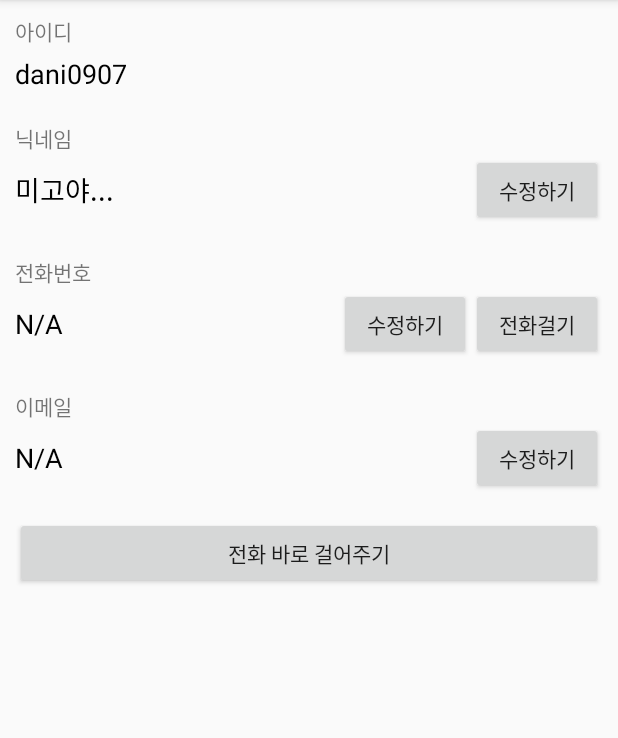
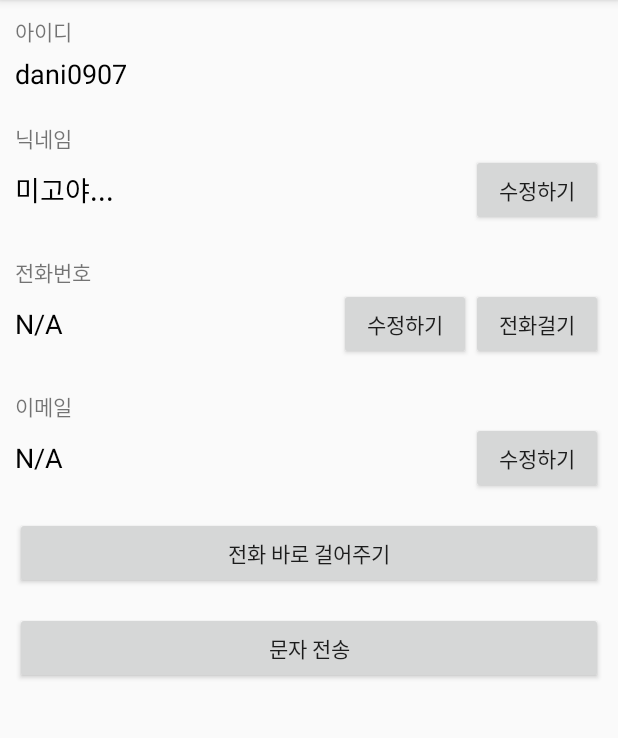
Before and after one commit to dani0907/AndroidBasic03_20200521, an Android app: the screen it shows after launch (MainActivity), on a phone screen of 412 x 824 dp, the part 84-822 px from its top. Run offline under Robolectric (Android 15) with nearby library versions, the phone set to English and light mode, and no system bars; our stand-ins replace data binding.

```diff
--- a/app/src/main/java/com/example/androidbasic03_20200521/MainActivity.java
+++ b/app/src/main/java/com/example/androidbasic03_20200521/MainActivity.java
@@ -31,6 +31,19 @@ public class MainActivity extends BaseActivity {
 
     @Override
     public void setupEvents() {
+        binding.smsBtn.setOnClickListener(new View.OnClickListener() {
+            @Override
+            public void onClick(View v) {
+
+//                문자 전송하기
+                String dialPhoneNum = binding.userPhoneTxt.getText().toString();
+
+                Uri myUri = Uri.parse(String.format("smsto:%s",dialPhoneNum));
+                Intent myIntent = new Intent(Intent.ACTION_SENDTO,myUri);
+                myIntent.putExtra("sms_body","테스트 내용 입력");
+                startActivity(myIntent);
+            }
+        });
         binding.callBtn.setOnClickListener(new View.OnClickListener() {
             @Override
             public void onClick(View v) {
--- a/app/src/main/res/layout/activity_main.xml
+++ b/app/src/main/res/layout/activity_main.xml
@@ -117,5 +117,11 @@
             android:layout_height="wrap_content"
             android:layout_marginTop="15dp"
             android:text="전화 바로 걸어주기"/>
+        <Button
+            android:id="@+id/smsBtn"
+            android:layout_width="match_parent"
+            android:layout_height="wrap_content"
+            android:layout_marginTop="15dp"
+            android:text="문자 전송"/>
     </LinearLayout>
 </layout>
```
